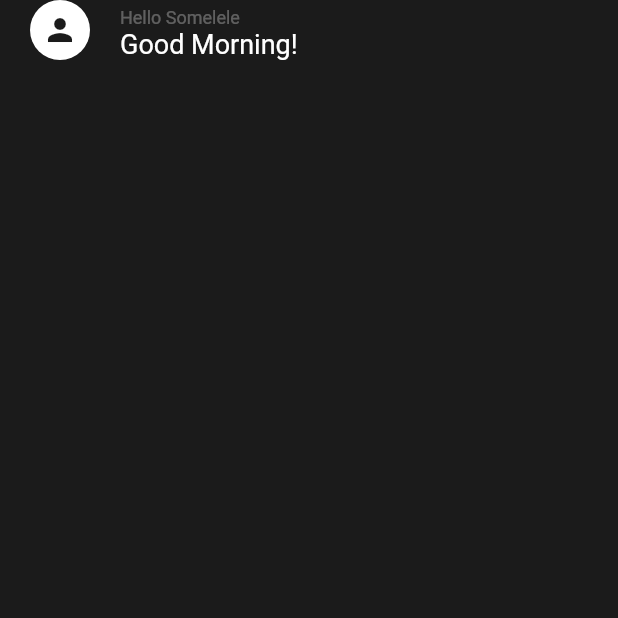
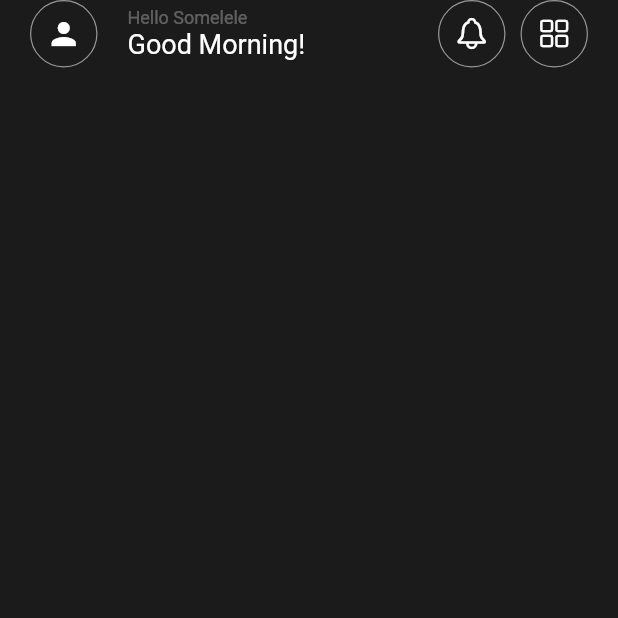
Before and after one commit to smllqs/todoey, a Flutter app: the screen it shows after launch, on a phone screen of 412 x 824 dp, the top half of it. Run offline on Flutter 3.47's test engine with Material 2 defaults, Android fonts, the phone set to English and light mode, and no system bars.

Commit message:
first row of the screen

```diff
--- a/lib/screens/task_management_screen.dart
+++ b/lib/screens/task_management_screen.dart
@@ -1,4 +1,7 @@
+import 'package:flutter/cupertino.dart';
 import 'package:flutter/material.dart';
+import 'package:cupertino_icons/cupertino_icons.dart';
+import 'package:todoey/widgets/outlined_circle_avatar.dart';
 
 class TaskManagementScreen extends StatefulWidget {
   const TaskManagementScreen({super.key});
@@ -17,19 +20,14 @@ class _TaskManagementScreenState extends State<TaskManagementScreen> {
           padding: const EdgeInsets.symmetric(horizontal: 20.0),
           child: const Column(children: [
             Row(
-              crossAxisAlignment: CrossAxisAlignment.end,
+              crossAxisAlignment: CrossAxisAlignment.center,
               children: [
-                CircleAvatar(
-                  backgroundColor: Colors.white,
-                  child: Icon(
-                    Icons.person,
-                    color: Color(0xff1b1b1b),
-                  ),
-                ),
+                OutlinedCircleAvatar(iconData: Icons.person),
                 SizedBox(
                   width: 20,
                 ),
-                Column(
+                Expanded(
+                  child: Column(
                     crossAxisAlignment: CrossAxisAlignment.start,
                     children: [
                       Text(
@@ -41,7 +39,13 @@ class _TaskManagementScreenState extends State<TaskManagementScreen> {
                         style: TextStyle(color: Colors.white, fontSize: 18),
                       ),
                     ],
-                )
+                  ),
+                ),
+                OutlinedCircleAvatar(iconData: CupertinoIcons.bell),
+                SizedBox(
+                  width: 10,
+                ),
+                OutlinedCircleAvatar(iconData: CupertinoIcons.square_grid_2x2)
               ],
             ),
             Row(),
--- /dev/null
+++ b/lib/widgets/outlined_circle_avatar.dart
@@ -0,0 +1,24 @@
+import 'package:flutter/material.dart';
+
+class OutlinedCircleAvatar extends StatelessWidget {
+  const OutlinedCircleAvatar({super.key, required this.iconData});
+  final IconData iconData;
+
+  @override
+  Widget build(BuildContext context) {
+    return Container(
+      height: 45,
+      width: 45,
+      decoration: BoxDecoration(
+        borderRadius: const BorderRadius.all(
+          Radius.circular(100),
+        ),
+        border: Border.all(width: .8, color: Colors.white54),
+      ),
+      child: Icon(
+        iconData,
+        color: Colors.white,
+      ),
+    );
+  }
+}
```
Lines whose indentation alone changed are shown as unchanged.
